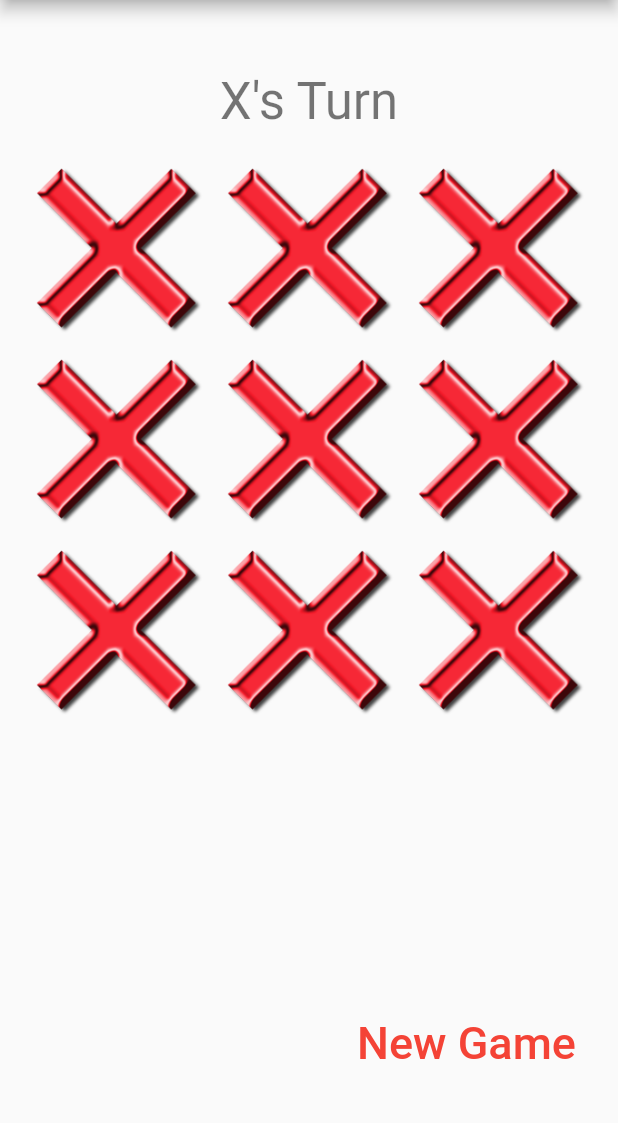
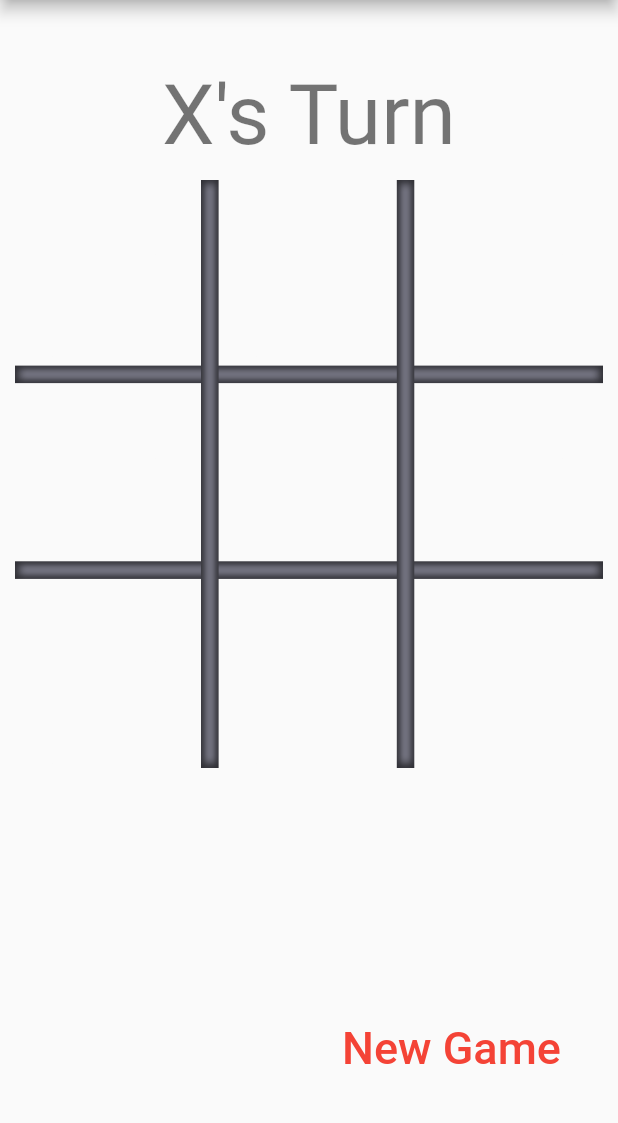
Before and after one commit to CSSE490-Flutter-Winter-2022-2023/Tic-Tac-Toe-App, a Flutter app: the screen it shows after launch, on a phone screen of 412 x 824 dp, the part 84-1207 px from its top. Run offline on Flutter 3.47's test engine with Material 2 defaults, Android fonts, the phone set to English and light mode, and no system bars; missing offline and left inert: test.

Commit message:
finished TTT

```diff
--- a/tic_tac_toe/lib/main.dart
+++ b/tic_tac_toe/lib/main.dart
@@ -52,11 +52,19 @@ class _MyHomePageState extends State<MyHomePage> {
   Widget build(BuildContext context) {
     final buttons = <Widget>[];
     for (var k = 0; k < 9; k++) {
+      var markFilename = "assets/images/blank.png";
+      if (game.board[k] == TicTacToeMark.x) {
+        markFilename = "assets/images/x.png";
+      } else if (game.board[k] == TicTacToeMark.o) {
+        markFilename = "assets/images/o.png";
+      }
       buttons.add(InkWell(
         onTap: () {
-          print("You clicked $k");
+          setState(() {
+            game.pressedSquare(k);
+          });
         },
-        child: Image.asset("assets/images/x.png"),
+        child: Image.asset(markFilename),
       ));
 
       // ElevatedButton(
@@ -85,28 +93,37 @@ class _MyHomePageState extends State<MyHomePage> {
       ),
       body: Center(
         child: Container(
-          constraints: BoxConstraints(maxWidth: 500.0),
+          padding: const EdgeInsets.symmetric(horizontal: 10.0),
+          constraints: const BoxConstraints(maxWidth: 500.0),
           child: Column(
             mainAxisAlignment: MainAxisAlignment.center,
             children: <Widget>[
               Text(
                 gameStateString,
-                style: Theme.of(context).textTheme.headline4,
+                style: Theme.of(context).textTheme.headline2,
+              ),
+              const SizedBox(
+                height: 10.0,
               ),
               Flexible(
                 fit: FlexFit.tight,
                 flex: 4,
-                child: GridView.count(
-                  // childAspectRatio: 2 / 3,
-
-                  primary: false,
-                  physics: const NeverScrollableScrollPhysics(),
-                  padding: const EdgeInsets.all(20),
-                  crossAxisSpacing: 10,
-                  mainAxisSpacing: 10,
-                  crossAxisCount: 3,
-                  children: buttons,
-                ),
+                child: Stack(children: [
+                  Image.asset(
+                    "assets/images/board.png",
+                    // fit: BoxFit.cover,
+                  ),
+                  GridView.count(
+                    // childAspectRatio: 28 / 31,
+                    primary: false,
+                    physics: const NeverScrollableScrollPhysics(),
+                    // padding: const EdgeInsets.all(20),
+                    crossAxisSpacing: 15,
+                    mainAxisSpacing: 15,
+                    crossAxisCount: 3,
+                    children: buttons,
+                  ),
+                ]),
               ),
               Flexible(
                 fit: FlexFit.loose,
```
